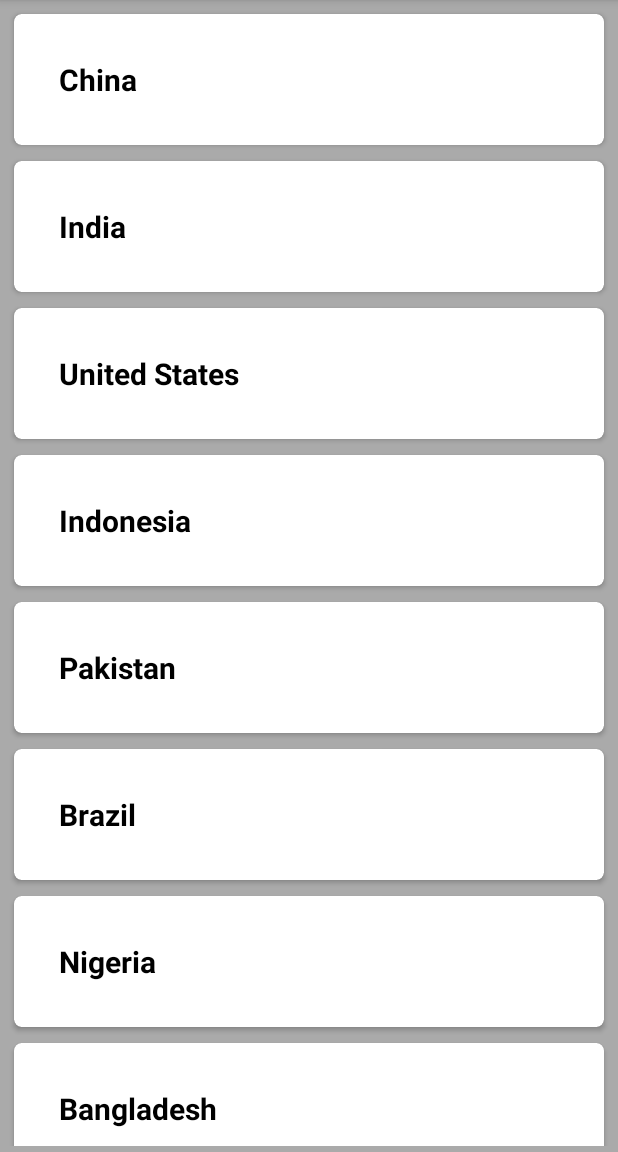
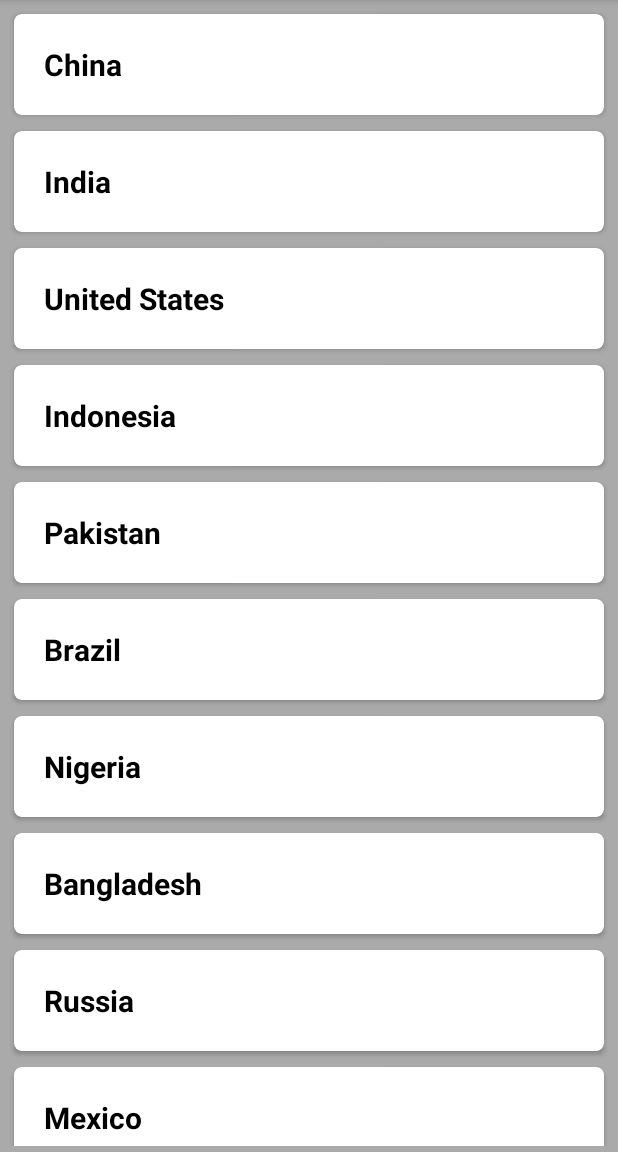
Before and after one commit to orbitalsonic/Ads-In-RecyclerView-Android-Kotlin, an Android app: the screen it shows after launch (MainActivity), on a phone screen of 412 x 824 dp, the part 84-1236 px from its top. Run offline under Robolectric (Android 15) with nearby library versions, the phone set to English and light mode, and no system bars; our stand-ins replace AdMob.

Commit message:
Ads in RecyclerView

```diff
--- a/app/src/main/java/com/orbital/sonic/adsinrecyclerviewkotlin/MainActivity.kt
+++ b/app/src/main/java/com/orbital/sonic/adsinrecyclerviewkotlin/MainActivity.kt
@@ -45,7 +45,7 @@ class MainActivity : AppCompatActivity() {
         for (index in countryName.indices){
             mCountryList.add(CountryItem( countryName[index],1))
 
-            if (index % 5 == 0) {
+            if (index % 3 == 0) {
                 mCountryList.add(CountryItem( "Ads",2))
             }
         }
--- a/app/src/main/res/layout/country_item.xml
+++ b/app/src/main/res/layout/country_item.xml
@@ -3,6 +3,8 @@
     xmlns:app="http://schemas.android.com/apk/res-auto"
     android:layout_width="match_parent"
     android:layout_height="wrap_content"
+    android:clickable="true"
+    android:focusable="true"
     android:layout_margin="5dp"
     app:cardCornerRadius="5dp">
 
@@ -12,7 +14,7 @@
         android:layout_height="wrap_content"
         android:textColor="@android:color/black"
         android:textSize="20sp"
-        android:padding="30dp"
+        android:padding="20dp"
         android:textStyle="bold" />
 
 </androidx.cardview.widget.CardView>
```
